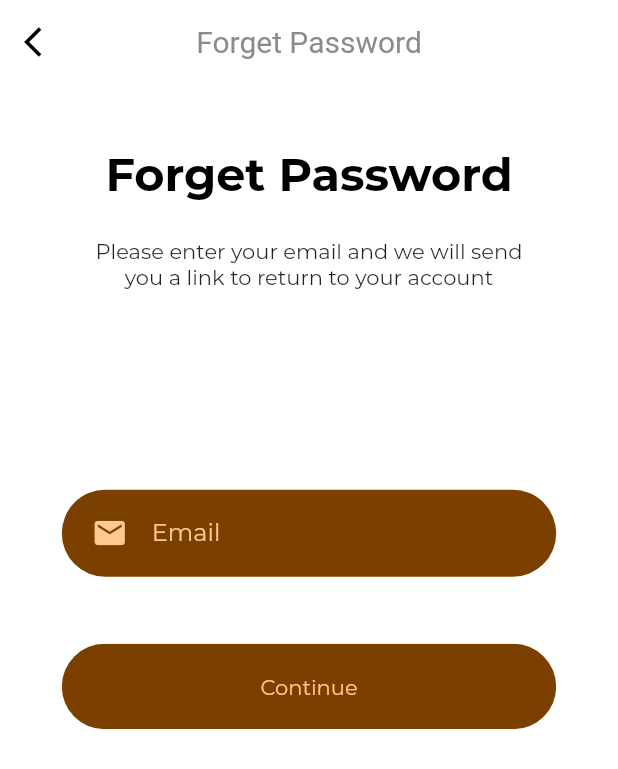
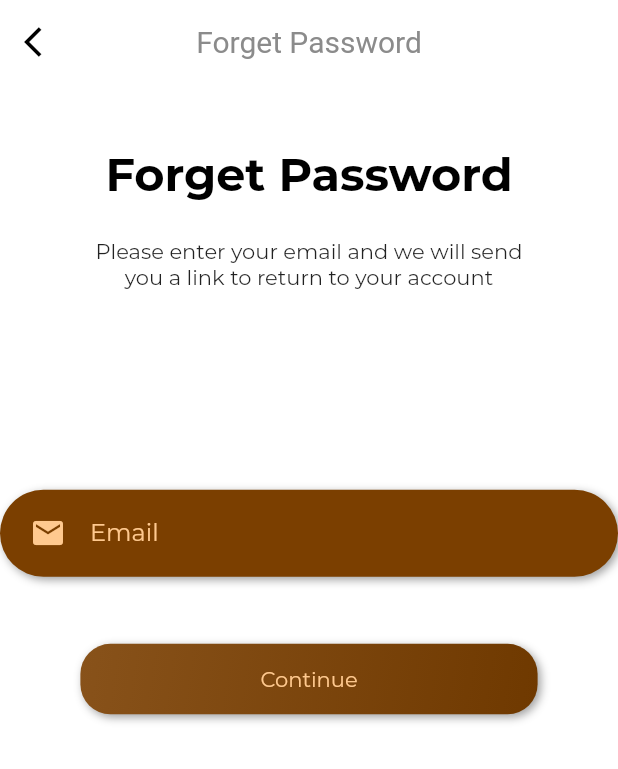
Before and after one commit to latiefM/InstroApp, a Flutter app: the screen it shows after launch, after a tap on "Forget Password?", on a phone screen of 412 x 824 dp. Shown: the top 769 px of the screen. Run offline on Flutter 3.47's test engine with Material 2 defaults, Android fonts, the phone set to English and light mode, and no system bars; drawn by our look-alikes of flutter_neumorphic; our stand-ins replace clay_containers; statements that could not run were skipped.

Commit message:
update background login page

```diff
--- a/lib/constants.dart
+++ b/lib/constants.dart
@@ -7,7 +7,7 @@ const kPrimaryGradientColor = LinearGradient(
   end: Alignment.bottomRight,
   colors: [Color(0xFFFFA53E), Color(0xFFFF7643)],
 );
-const kSecondaryColor = Color(0xFF8506);
+const kSecondaryColor = Color(0xFFFF8506);
 const kTextColor = Color(0xFFFFC98F);
 
 const kAnimationDuration = Duration(milliseconds: 200);
--- a/lib/screen/login_screen/components/body.dart
+++ b/lib/screen/login_screen/components/body.dart
@@ -1,7 +1,10 @@
 import 'package:flutter/material.dart';
+import 'package:flutter_neumorphic/flutter_neumorphic.dart';
 import 'package:instro/constants.dart';
 import 'package:instro/screen/forget_password_screen/forget_password.dart';
 import 'package:instro/screen/home/home.dart';
+import 'package:instro/screen/login_screen/components/logo.dart';
+import 'package:instro/screen/login_screen/components/rounded_button_new.dart';
 //import 'package:instro/screen/login_screen/components/background.dart';
 import 'package:instro/screen/login_screen/components/rounded_input_field.dart';
 import 'package:instro/screen/login_screen/components/rounded_password_field.dart';
@@ -12,10 +15,11 @@ class Body extends StatelessWidget {
   Widget build(BuildContext context) {
     Size size = MediaQuery.of(context).size;
     return Scaffold(
+      backgroundColor: kPrimaryColor,
       body: SafeArea(
         child: SingleChildScrollView(
           child: Padding(
-            padding: const EdgeInsets.symmetric(vertical: 50.0),
+            padding: const EdgeInsets.symmetric(vertical: 50.0, horizontal: 50),
             child: Column(
               mainAxisAlignment: MainAxisAlignment.center,
               children: <Widget>[
@@ -24,18 +28,33 @@ class Body extends StatelessWidget {
                   style: TextStyle(
                     fontWeight: FontWeight.bold,
                     fontSize: 35,
-                    color: kPrimaryColor,
+                    color: kPrimaryLightColor,
                   ),
                 ),
-
-                SizedBox(height: size.height * 0.0),
-                Image(
-                  image: AssetImage('assets/graphics/login.png'),
-                ),
+                SizedBox(height: size.height * 0.05),
+                Logo(),
+                SizedBox(height: size.height * 0.05),
                 RoundedInputField(
                   hintText: 'Email',
                 ),
                 RoundedPasswordField(),
+                Row(
+                  children: [
+                    Padding(
+                      padding: const EdgeInsets.symmetric(
+                          vertical: 15, horizontal: 70),
+                    ),
+                    InkWell(
+                      onTap: () {
+                        Navigator.pushNamed(context, ForgetPassword.routeName);
+                      },
+                      child: new Text(
+                        "Forget Password?",
+                        style: TextStyle(color: kPrimaryLightColor),
+                      ),
+                    )
+                  ],
+                ),
                 SizedBox(height: size.height * 0.03),
                 RoundedButton(
                   text: "LOGIN",
@@ -44,12 +63,6 @@ class Body extends StatelessWidget {
                   },
                 ),
                 SizedBox(height: size.height * 0.02),
-                InkWell(
-                  onTap: () {
-                    Navigator.pushNamed(context, ForgetPassword.routeName);
-                  },
-                  child: new Text("Forget Password?"),
-                ),
               ],
             ),
           ),
--- /dev/null
+++ b/lib/screen/login_screen/components/logo.dart
@@ -0,0 +1,26 @@
+import 'package:flutter/material.dart';
+import 'package:flutter_neumorphic/flutter_neumorphic.dart';
+import 'package:instro/constants.dart';
+
+class Logo extends StatelessWidget {
+  @override
+  Widget build(BuildContext context) {
+    return Container(
+      decoration: BoxDecoration(
+        color: kPrimaryColor,
+        borderRadius: BorderRadius.circular(100),
+        //border: Border.all(
+        //width: 2,
+      ),
+      child: NeumorphicIcon(
+        Icons.track_changes_rounded,
+        size: 150,
+        style: NeumorphicStyle(
+          color: kPrimaryColor,
+          shape: NeumorphicShape.convex,
+          boxShape: NeumorphicBoxShape.circle(),
+        ),
+      ),
+    );
+  }
+}
--- a/lib/screen/login_screen/components/rounded_button.dart
+++ b/lib/screen/login_screen/components/rounded_button.dart
@@ -1,6 +1,7 @@
 import 'package:flutter/material.dart';
-import 'package:instro/constants.dart';
+import 'package:flutter_neumorphic/flutter_neumorphic.dart';
 
+import '../../../constants.dart';
 
 class RoundedButton extends StatelessWidget {
   final String text;
@@ -13,24 +14,32 @@ class RoundedButton extends StatelessWidget {
     this.color = kPrimaryColor,
     this.textColor = kTextColor,
   }) : super(key: key);
-
   @override
   Widget build(BuildContext context) {
     Size size = MediaQuery.of(context).size;
     return Container(
+      width: size.width * 0.9,
       margin: EdgeInsets.symmetric(vertical: 10),
-      width: size.width * 0.8,
-      child: ClipRRect(
-        borderRadius: BorderRadius.circular(29),
-        child: FlatButton(
-          padding: EdgeInsets.symmetric(vertical: 20, horizontal: 40),
-          color: color,
-          onPressed: press,
-          child: Text(
-            text,
-            style: TextStyle(color: textColor, ),
+      child: Column(
+        children: [
+          NeumorphicButton(
+            padding: EdgeInsets.symmetric(vertical: 15, horizontal: 120),
+            onPressed: press,
+            style: NeumorphicStyle(
+              shape: NeumorphicShape.convex,
+              boxShape: NeumorphicBoxShape.roundRect(
+                BorderRadius.circular(20),
+              ),
+              color: color,
+            ),
+            child: Text(
+              text,
+              style: TextStyle(
+                color: textColor,
+              ),
+            ),
           ),
-        ),
+        ],
       ),
     );
   }
--- a/lib/screen/login_screen/components/text_field_container.dart
+++ b/lib/screen/login_screen/components/text_field_container.dart
@@ -1,4 +1,5 @@
 import 'package:flutter/material.dart';
+import 'package:flutter_neumorphic/flutter_neumorphic.dart';
 import 'package:instro/constants.dart';
 
 class TextFieldContainer extends StatelessWidget {
@@ -11,13 +12,16 @@ class TextFieldContainer extends StatelessWidget {
   @override
   Widget build(BuildContext context) {
     Size size = MediaQuery.of(context).size;
-    return Container(
+    return Neumorphic(
       margin: EdgeInsets.symmetric(vertical: 10),
       padding: EdgeInsets.symmetric(horizontal: 20, vertical: 5),
-      width: size.width * 0.8,
-      decoration: BoxDecoration(
+      style: NeumorphicStyle(
+        shape: NeumorphicShape.flat,
+        depth: Neumorphic.MIN_DEPTH,
+        boxShape: NeumorphicBoxShape.roundRect(
+          BorderRadius.circular(30),
+        ),
         color: kPrimaryColor,
-        borderRadius: BorderRadius.circular(29),
       ),
       child: child,
     );
--- a/pubspec.yaml
+++ b/pubspec.yaml
@@ -33,6 +33,7 @@ dependencies:
   provider: ^4.3.1
   page_transition: ^1.1.7+2
   clay_containers: ^0.2.2
+  flutter_neumorphic: ^3.0.3
 
 dev_dependencies:
   flutter_test:
```
Also changed, not shown: lib/screen/login_screen/components/rounded_button_new.dart (added, +48 -0 lines), pubspec.lock.
